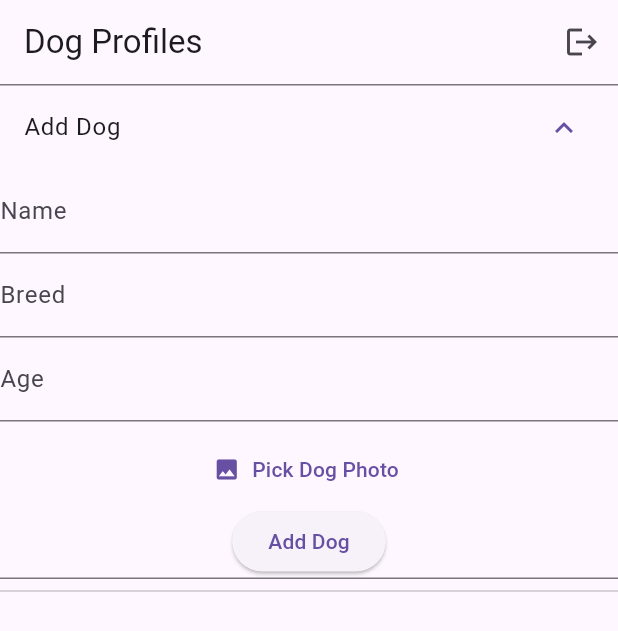
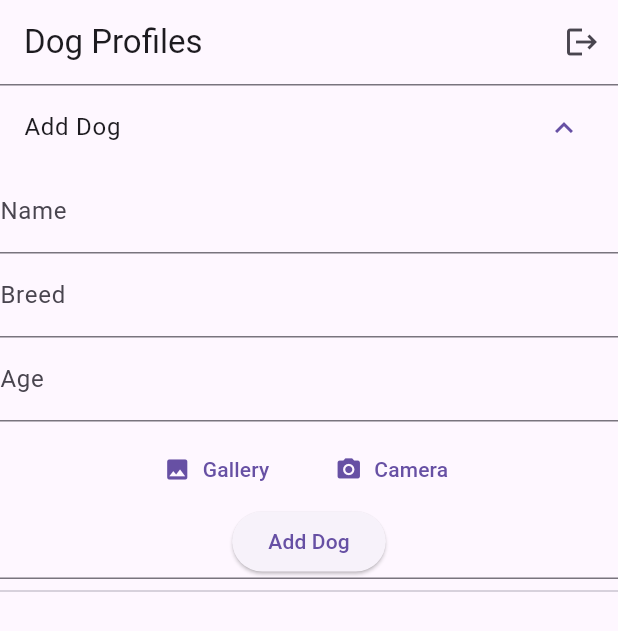
Before and after one commit to markw53/dog_match_app, a Flutter app: the screen it shows once a user with an empty profile is signed in, after a tap on "Add Dog", on a phone screen of 412 x 824 dp. Shown: the top 631 px of the screen. Run offline on Flutter 3.47's test engine with Material 3 defaults, Android fonts, the phone set to English and light mode, and no system bars; our stand-ins replace cloud_firestore, firebase_auth, firebase_core, firebase_storage, image_picker; accounts and stored records are empty.

Commit message:
added camera upload

```diff
--- a/lib/home_screen.dart
+++ b/lib/home_screen.dart
@@ -22,9 +22,9 @@ class _HomeScreenState extends State<HomeScreen> {
   File? _pickedImage;
 
   // --- Pick Image from Gallery ---
-  Future<void> _pickImage() async {
+  Future<void> _pickImage(ImageSource source) async {
     final picker = ImagePicker();
-    final picked = await picker.pickImage(source: ImageSource.gallery);
+    final picked = await picker.pickImage(source: source, imageQuality: 70);
 
     if (picked != null) {
       setState(() => _pickedImage = File(picked.path));
@@ -137,10 +137,21 @@ class _HomeScreenState extends State<HomeScreen> {
               const SizedBox(height: 8),
               if (_pickedImage != null)
                 Image.file(_pickedImage!, height: 100),
-              TextButton.icon(
-                onPressed: _pickImage,
-                icon: const Icon(Icons.image),
-                label: const Text("Pick Dog Photo"),
+              Row(
+                mainAxisAlignment: MainAxisAlignment.center,
+                children: [
+                  TextButton.icon(
+                    onPressed: () => _pickImage(ImageSource.gallery),
+                    icon: const Icon(Icons.photo),
+                    label: const Text("Gallery"),
+                  ),
+                  const SizedBox(width: 16),
+                  TextButton.icon(
+                    onPressed: () => _pickImage(ImageSource.camera),
+                    icon: const Icon(Icons.camera_alt),
+                    label: const Text("Camera"),
+                  ),
+                ],
               ),
               ElevatedButton(onPressed: _addDog, child: const Text("Add Dog")),
             ],
```
Also changed, not shown: 2 other files.
